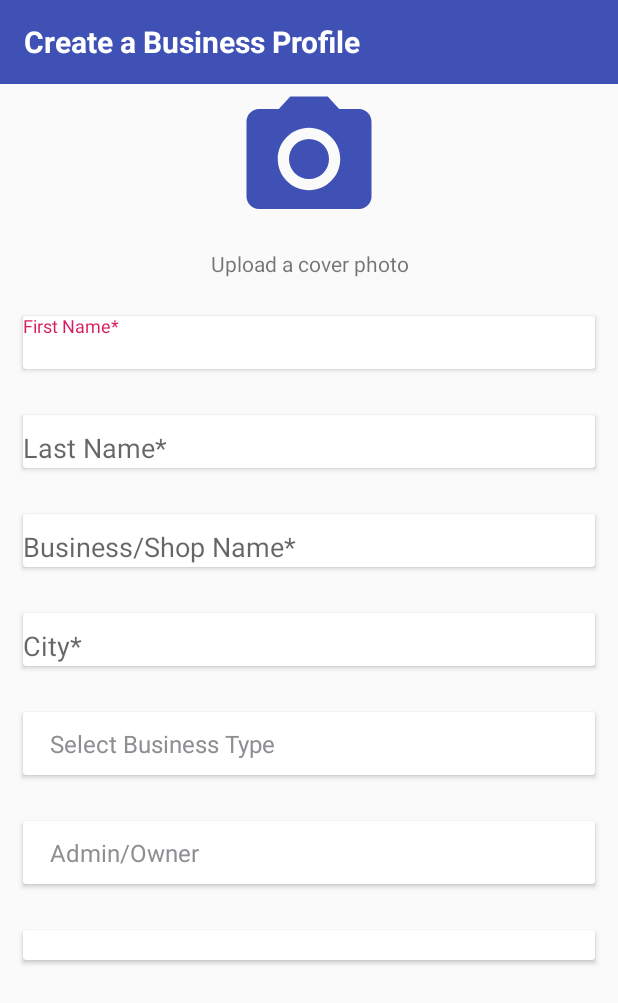
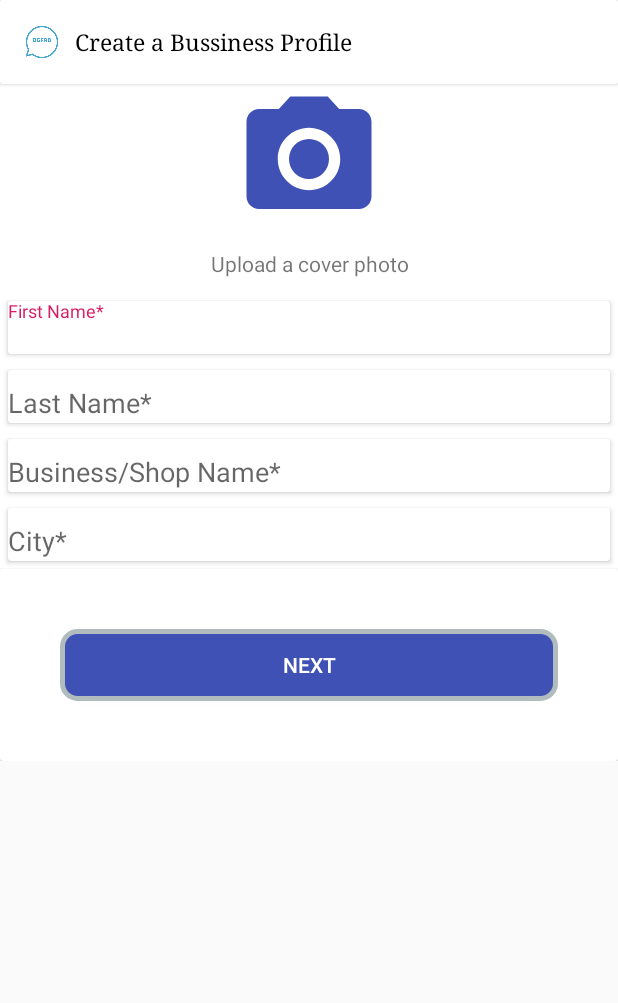
Before and after one commit to raghsahu/DGFAB_8july_New_Dynamic, an Android app: the layout activity_registration_pro_1.xml on its own in the app's theme, with its tools: preview values and no code run, on a phone screen of 412 x 824 dp. Shown: the top 1003 px of the screen. Run offline under Robolectric (Android 15) with nearby library versions, the phone set to English and light mode, and no system bars.

```diff
--- /dev/null
+++ b/app/src/main/res/drawable/circlewa.xml
@@ -0,0 +1,7 @@
+<?xml version="1.0" encoding="UTF-8"?>
+<shape xmlns:android="http://schemas.android.com/apk/res/android">
+    <solid android:color="#3F51B5"/>
+    <stroke android:width="3dp" android:color="#B1BCBE" />
+    <corners android:radius="10dp"/>
+    <padding android:left="0dp" android:top="0dp" android:right="0dp" android:bottom="0dp" />
+</shape>
--- a/app/src/main/res/layout/activity_registration_pro_1.xml
+++ b/app/src/main/res/layout/activity_registration_pro_1.xml
@@ -8,25 +8,47 @@
     tools:context=".LoginandReg.Registration_pro_1"
     android:orientation="vertical">
 
-    <android.support.v7.widget.Toolbar
-        android:background="#3F51B5"
+
+    <android.support.v7.widget.CardView
+        android:id="@+id/card_toolbar"
         android:layout_width="match_parent"
-        android:layout_height="wrap_content">
+        android:layout_height="wrap_content"
+        android:elevation="2dp">
 
-        <TextView
-            android:textSize="20dp"
-            android:textStyle="bold"
-            android:textAllCaps="false"
-            android:textColor="#fff"
-            android:text="Create a Business Profile"
+        <android.support.v7.widget.Toolbar xmlns:android="http://schemas.android.com/apk/res/android"
+            xmlns:app="http://schemas.android.com/apk/res-auto"
+            android:id="@+id/toolbar_post"
             android:layout_width="match_parent"
-            android:layout_height="wrap_content" />
+            android:layout_height="wrap_content"
+            android:background="@color/colorWhite"
+            android:fitsSystemWindows="true">
 
-    </android.support.v7.widget.Toolbar>
+            <ImageView
+                android:id="@+id/imageView"
+                android:layout_width="24dp"
+                android:layout_height="24dp"
+                android:scaleType="fitXY"
+                android:src="@drawable/logo"
+                />
+
+            <TextView
+                android:padding="10dp"
+                android:layout_width="wrap_content"
+                android:layout_height="wrap_content"
+                android:text="Create a Bussiness Profile"
+                android:textColor="@color/colorTextBlack"
+                android:textSize="15dp"
+                android:textStyle="normal"
+                android:typeface="serif" />
+
+        </android.support.v7.widget.Toolbar>
+    </android.support.v7.widget.CardView>
+
     <ScrollView
         android:layout_width="match_parent"
         android:layout_height="match_parent">
     <LinearLayout
+        android:background="#fff"
         android:layout_width="match_parent"
         android:layout_height="match_parent"
         android:orientation="vertical">
@@ -48,7 +70,8 @@
                 android:layout_height="wrap_content" />
         </LinearLayout>
         <android.support.v7.widget.CardView
-            android:layout_margin="15dp"
+            android:background="#fff"
+            android:layout_margin="5dp"
             android:layout_width="match_parent"
             android:layout_height="wrap_content">
         <android.support.design.widget.TextInputLayout
@@ -56,6 +79,7 @@
             android:layout_width="match_parent"
             android:layout_height="wrap_content">
             <EditText
+
                 android:background="@null"
                 android:hint="First Name*"
                 android:layout_width="match_parent"
@@ -70,7 +94,8 @@
         </android.support.design.widget.TextInputLayout>
         </android.support.v7.widget.CardView>
         <android.support.v7.widget.CardView
-            android:layout_margin="15dp"
+            android:background="#fff"
+            android:layout_margin="5dp"
             android:layout_width="match_parent"
             android:layout_height="wrap_content">
             <android.support.design.widget.TextInputLayout
@@ -90,7 +115,8 @@
         </android.support.v7.widget.CardView>
 
         <android.support.v7.widget.CardView
-            android:layout_margin="15dp"
+            android:background="#fff"
+            android:layout_margin="5dp"
             android:layout_width="match_parent"
             android:layout_height="wrap_content">
             <android.support.design.widget.TextInputLayout
@@ -111,7 +137,8 @@
 
 
         <android.support.v7.widget.CardView
-            android:layout_margin="15dp"
+            android:background="#fff"
+            android:layout_margin="5dp"
             android:layout_width="match_parent"
             android:layout_height="wrap_content">
             <android.support.design.widget.TextInputLayout
@@ -132,6 +159,8 @@
 
 
         <android.support.v7.widget.CardView
+            android:background="#fff"
+            android:visibility="gone"
             android:padding="10dp"
             android:layout_margin="15dp"
             android:layout_width="match_parent"
@@ -150,6 +179,8 @@
 
 
         <android.support.v7.widget.CardView
+            android:background="#fff"
+            android:visibility="gone"
             android:layout_margin="15dp"
             android:layout_width="match_parent"
             android:layout_height="wrap_content">
@@ -168,6 +199,7 @@
 
 
         <android.support.v7.widget.CardView
+            android:visibility="gone"
             android:layout_margin="15dp"
             android:layout_width="match_parent"
             android:layout_height="wrap_content">
@@ -181,6 +213,22 @@
             </Spinner>
 
         </android.support.v7.widget.CardView>
+
+
+        <android.support.v7.widget.CardView
+
+            android:layout_width="match_parent"
+            android:layout_height="wrap_content">
+            <Button
+                android:id="@+id/btnnext"
+                android:textColor="#fff"
+                android:text="Next"
+                android:background="@drawable/circlewa"
+                android:layout_margin="40dp"
+                android:layout_width="match_parent"
+                android:layout_height="wrap_content" />
+
+        </android.support.v7.widget.CardView>
     </LinearLayout>
     </ScrollView>
 
--- a/app/src/main/res/values/colors.xml
+++ b/app/src/main/res/values/colors.xml
@@ -5,5 +5,5 @@
     <color name="colorAccent">#D81B60</color>
     <color name="colorWhite">#ffffff</color>
     <color name="colorTextBlack">#000000</color>
-    <color name="gray">#808080</color>
+    <color name="gray">#000</color>
 </resources>
```
Also changed, not shown: app/build.gradle (+30 -0 lines), app/src/main/AndroidManifest.xml (+7 -0 lines), app/src/main/java/com/example/dgfab/APIanURLs/Api.java (added, +40 -0 lines), app/src/main/java/com/example/dgfab/APIanURLs/REtroURls.java (added, +8 -0 lines), app/src/main/java/com/example/dgfab/Activity/Use_reason_Activity.java (+30 -11 lines), app/src/main/java/com/example/dgfab/Adapter/Morebrands_Adapter.java (added, +138 -0 lines), app/src/main/java/com/example/dgfab/Adapter/ProfileAdapter.java (added, +83 -0 lines), app/src/main/java/com/example/dgfab/Adapter/Service_Adapter.java (added, +154 -0 lines), app/src/main/res/layout/activity_use_reason_.xml (+18 -3 lines).
